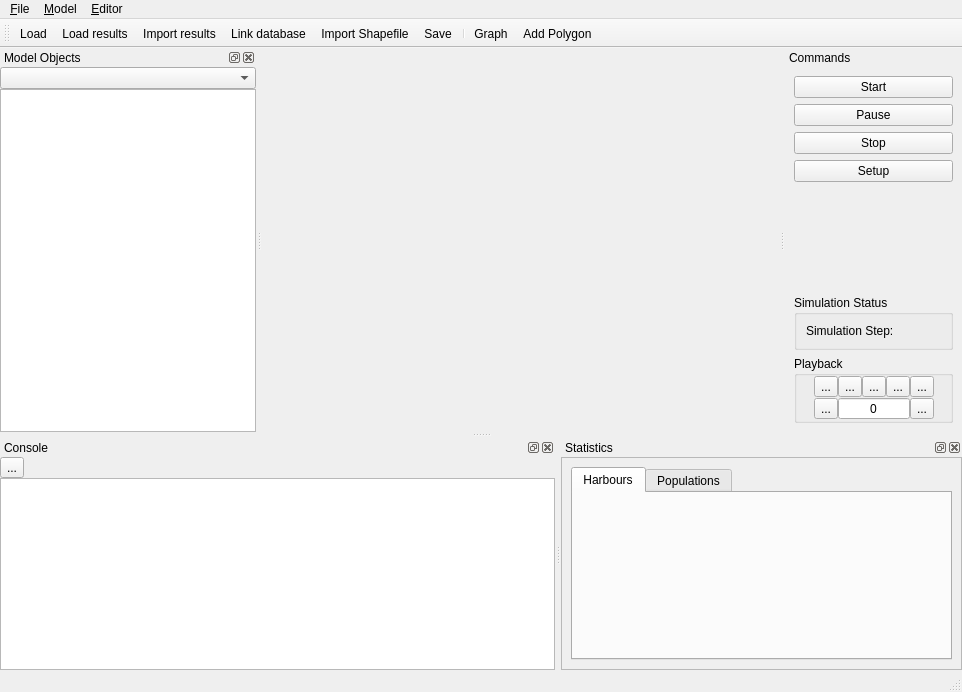
Old version of the form qtgui/mainwindow.ui in the repository frabas/DISPLACE_GUI.
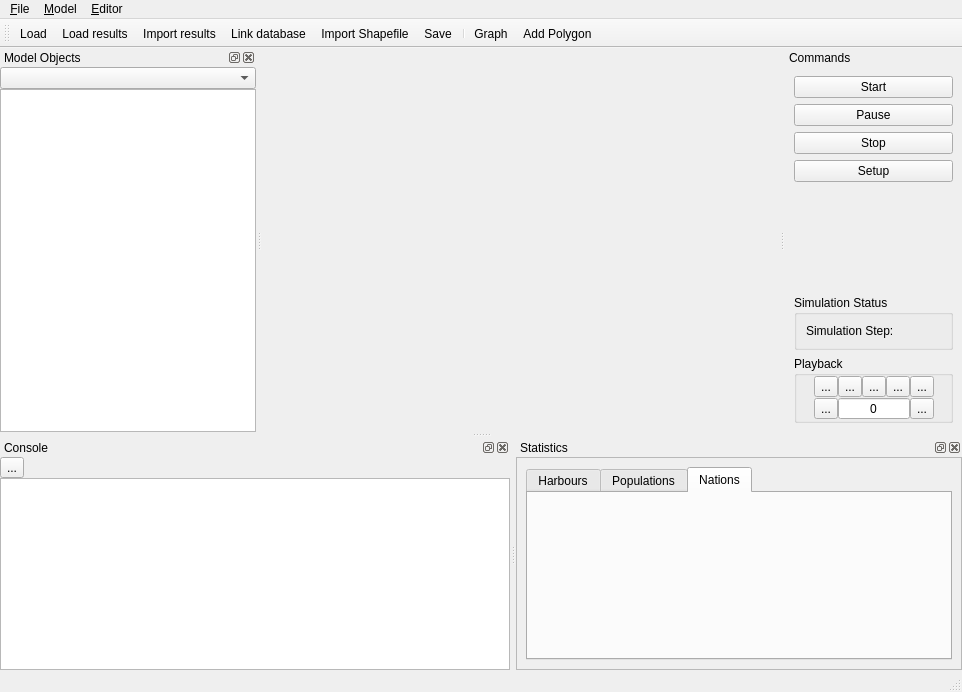
New version of the form. The open tabs and pages were chosen to show the change. Icons and pictures are not drawn. Custom widgets are drawn as their Qt base class.

Commit message: Gui: Nations plot added

```diff
--- a/qtgui/mainwindow.ui
+++ b/qtgui/mainwindow.ui
@@ -312,6 +312,20 @@
             </item>
            </layout>
           </widget>
+          <widget class="QWidget" name="nationsTab">
+           <attribute name="icon">
+            <iconset resource="qtgui.qrc">
+             <normaloff>:/icons/places.png</normaloff>:/icons/places.png</iconset>
+           </attribute>
+           <attribute name="title">
+            <string>Nations</string>
+           </attribute>
+           <layout class="QVBoxLayout" name="verticalLayout_9">
+            <item>
+             <widget class="QCustomPlot" name="plotNations" native="true"/>
+            </item>
+           </layout>
+          </widget>
          </widget>
         </item>
        </layout>
```
The commit also changes 5 other files.
